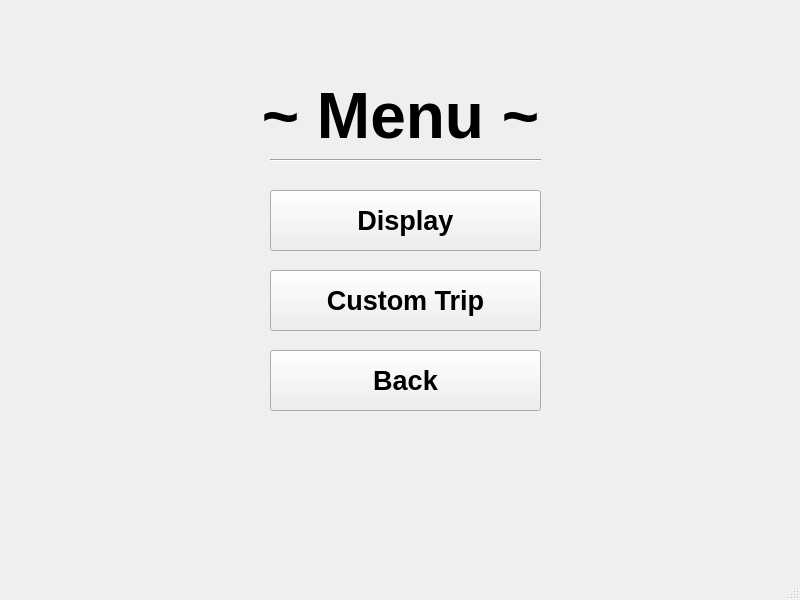
Before: the Qt Designer form CS1D-project-2- real/Project/Project-2/menuselectwindow.ui in KasimRashid/CS1D-project-2, drawn with Qt 5.
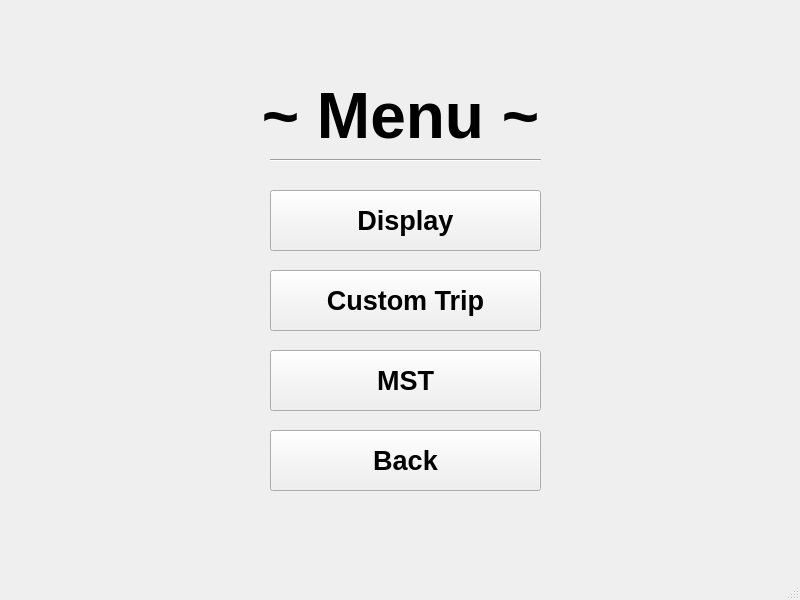
After: the same form once the commit is applied.

The edit to the form file:
```diff
--- a/CS1D-project-2- real/Project/Project-2/menuselectwindow.ui
+++ b/CS1D-project-2- real/Project/Project-2/menuselectwindow.ui
@@ -56,7 +56,7 @@
     <property name="geometry">
      <rect>
       <x>270</x>
-      <y>350</y>
+      <y>430</y>
       <width>271</width>
       <height>61</height>
      </rect>
@@ -106,6 +106,25 @@
      <enum>Qt::Horizontal</enum>
     </property>
    </widget>
+   <widget class="QPushButton" name="mstButton_2">
+    <property name="geometry">
+     <rect>
+      <x>270</x>
+      <y>350</y>
+      <width>271</width>
+      <height>61</height>
+     </rect>
+    </property>
+    <property name="font">
+     <font>
+      <pointsize>20</pointsize>
+      <bold>true</bold>
+     </font>
+    </property>
+    <property name="text">
+     <string>MST</string>
+    </property>
+   </widget>
   </widget>
   <widget class="QMenuBar" name="menubar">
    <property name="geometry">
```
Left out of the diff: 2 changed lines with no effect on the pictures.
